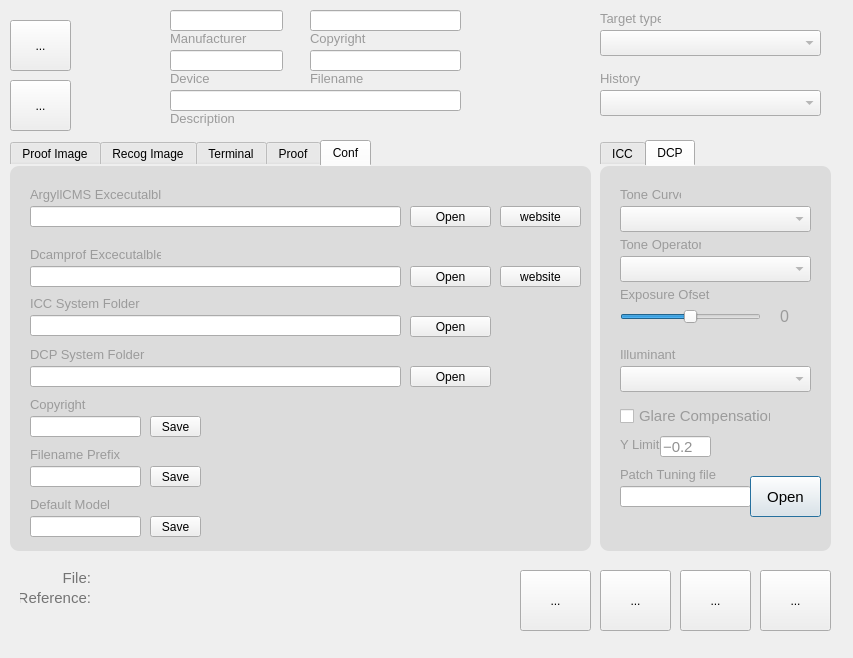
Qt form main.ui (jpereiranet/roughprofiler) before a commit.
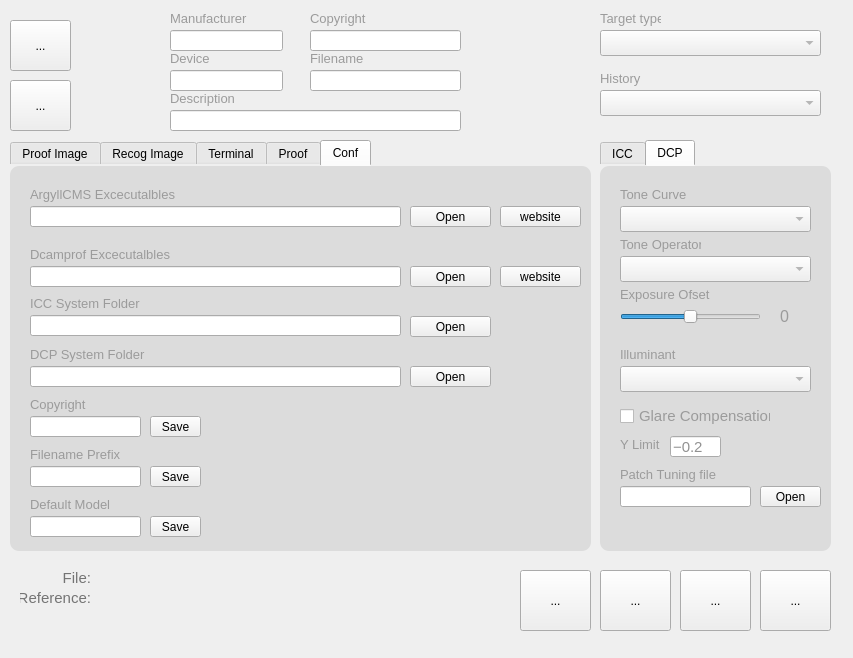
The same form after that commit. The open tabs and pages were chosen to show the change.

```diff
--- a/main.ui
+++ b/main.ui
@@ -530,7 +530,7 @@
     <widget class="QLineEdit" name="YLimitBox">
      <property name="geometry">
       <rect>
-       <x>60</x>
+       <x>70</x>
        <y>270</y>
        <width>51</width>
        <height>21</height>
@@ -598,7 +598,7 @@
       <rect>
        <x>20</x>
        <y>20</y>
-       <width>61</width>
+       <width>101</width>
        <height>16</height>
       </rect>
      </property>
@@ -826,19 +826,18 @@
       <bool>true</bool>
      </property>
     </widget>
-    <widget class="QPushButton" name="OpenTuningFile">
+    <widget class="QToolButton" name="OpenTuningFile">
      <property name="geometry">
       <rect>
-       <x>150</x>
-       <y>310</y>
-       <width>71</width>
-       <height>41</height>
+       <x>160</x>
+       <y>320</y>
+       <width>61</width>
+       <height>21</height>
       </rect>
      </property>
      <property name="font">
       <font>
        <family>Arial</family>
-       <pointsize>11</pointsize>
       </font>
      </property>
      <property name="text">
@@ -872,7 +871,7 @@
    <property name="geometry">
     <rect>
      <x>170</x>
-     <y>10</y>
+     <y>30</y>
      <width>113</width>
      <height>21</height>
     </rect>
@@ -891,7 +890,7 @@
    <property name="geometry">
     <rect>
      <x>170</x>
-     <y>50</y>
+     <y>70</y>
      <width>113</width>
      <height>21</height>
     </rect>
@@ -910,7 +909,7 @@
    <property name="geometry">
     <rect>
      <x>170</x>
-     <y>90</y>
+     <y>110</y>
      <width>291</width>
      <height>21</height>
     </rect>
@@ -929,7 +928,7 @@
    <property name="geometry">
     <rect>
      <x>310</x>
-     <y>10</y>
+     <y>30</y>
      <width>151</width>
      <height>21</height>
     </rect>
@@ -948,7 +947,7 @@
    <property name="geometry">
     <rect>
      <x>310</x>
-     <y>50</y>
+     <y>70</y>
      <width>151</width>
      <height>21</height>
     </rect>
@@ -967,7 +966,7 @@
    <property name="geometry">
     <rect>
      <x>170</x>
-     <y>30</y>
+     <y>10</y>
      <width>91</width>
      <height>16</height>
     </rect>
@@ -989,7 +988,7 @@
    <property name="geometry">
     <rect>
      <x>170</x>
-     <y>70</y>
+     <y>50</y>
      <width>91</width>
      <height>16</height>
     </rect>
@@ -1011,7 +1010,7 @@
    <property name="geometry">
     <rect>
      <x>170</x>
-     <y>110</y>
+     <y>90</y>
      <width>91</width>
      <height>16</height>
     </rect>
@@ -1033,7 +1032,7 @@
    <property name="geometry">
     <rect>
      <x>310</x>
-     <y>30</y>
+     <y>10</y>
      <width>91</width>
      <height>16</height>
     </rect>
@@ -1055,7 +1054,7 @@
    <property name="geometry">
     <rect>
      <x>310</x>
-     <y>70</y>
+     <y>50</y>
      <width>91</width>
      <height>16</height>
     </rect>
@@ -1354,7 +1353,7 @@
       <rect>
        <x>20</x>
        <y>20</y>
-       <width>131</width>
+       <width>221</width>
        <height>16</height>
       </rect>
      </property>
@@ -1398,7 +1397,7 @@
       <rect>
        <x>20</x>
        <y>80</y>
-       <width>131</width>
+       <width>241</width>
        <height>16</height>
       </rect>
      </property>
@@ -1442,7 +1441,7 @@
       <rect>
        <x>20</x>
        <y>129</y>
-       <width>131</width>
+       <width>231</width>
        <height>16</height>
       </rect>
      </property>
@@ -1464,7 +1463,7 @@
       <rect>
        <x>20</x>
        <y>180</y>
-       <width>131</width>
+       <width>221</width>
        <height>16</height>
       </rect>
      </property>
```
Left out of the diff: 16 changed lines with no effect on the pictures.
